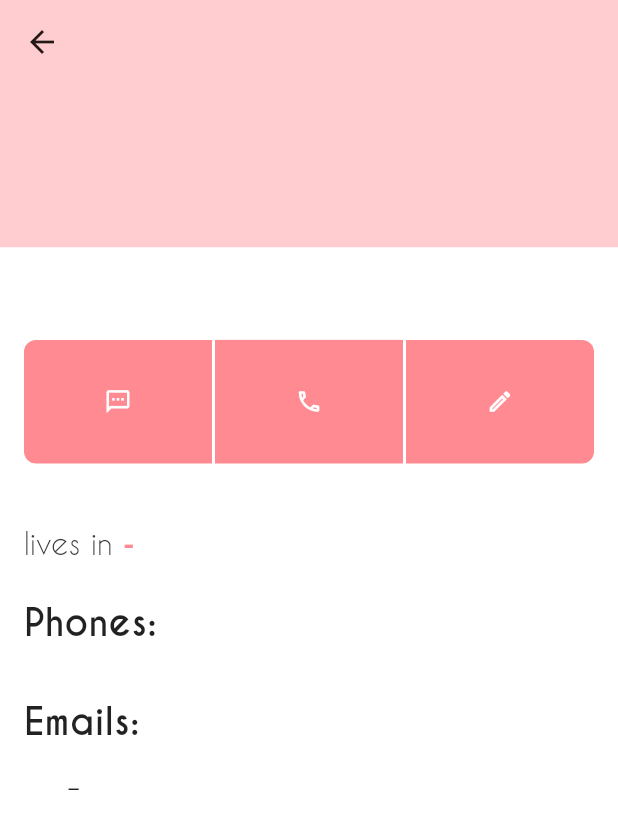
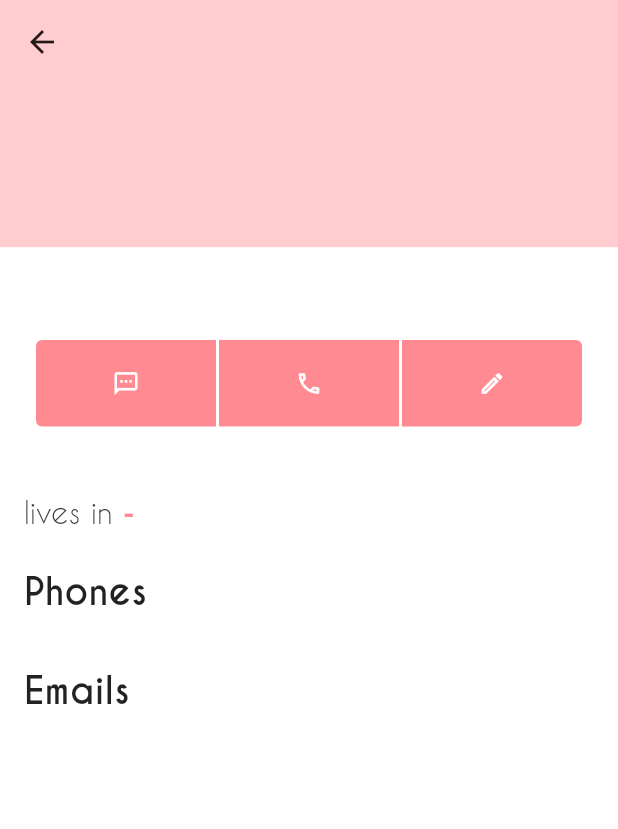
Before and after one commit to Soko9/dial_verse, a Flutter app: the Profile screen opened directly with empty values, on a phone screen of 412 x 824 dp. Shown: the top 829 px of the screen. Run offline on Flutter 3.47's test engine with Material 3 defaults, Android fonts, the phone set to English and light mode, and no system bars; our stand-ins replace contacts_service, flutter_slidable, fpdart, get, permission_handler.

Commit message:
fixed some issues and made code refactoring

```diff
--- a/lib/presentation/screens/add_update_contact_screen.dart
+++ b/lib/presentation/screens/add_update_contact_screen.dart
@@ -126,6 +126,11 @@ class _AddUpdateContactScreenState extends State<AddUpdateContactScreen> {
     }
   }
 
+  void deleteContact() {
+    controller.deleteContact(contact: widget.contact!);
+    clear();
+  }
+
   void clear() {
     setState(() {
       _prefix.clear();
@@ -155,10 +160,7 @@ class _AddUpdateContactScreenState extends State<AddUpdateContactScreen> {
                 Padding(
                   padding: const EdgeInsets.only(right: 8.0),
                   child: IconButton(
-                    onPressed: () {
-                      controller.deleteContact(contact: widget.contact!);
-                      clear();
-                    },
+                    onPressed: deleteContact,
                     icon: const Icon(
                       Icons.delete_outline,
                       color: AppPalette.red,
--- a/lib/presentation/screens/contacts_screen.dart
+++ b/lib/presentation/screens/contacts_screen.dart
@@ -52,6 +52,37 @@ class _ContactsScreenState extends State<ContactsScreen> {
     });
   }
 
+  void onSearchToggle() {
+    setState(() {
+      _isSearching = !_isSearching;
+      searchedContacts = controller.contacts;
+    });
+  }
+
+  void goToAddUpdateContact({
+    bool isUpdating = false,
+    DVContactEntity? contact,
+  }) {
+    Get.to(() => AddUpdateContactScreen(
+          isUpdating: isUpdating,
+          contact: contact,
+        ));
+  }
+
+  void goToProfile({required DVContactEntity contact}) {
+    Get.to(
+      () => Profile(
+        contact: contact,
+      ),
+    );
+  }
+
+  void onDelete({required DVContactEntity contact}) {
+    controller.deleteContact(
+      contact: contact,
+    );
+  }
+
   @override
   Widget build(BuildContext context) {
     return Scaffold(
@@ -62,22 +93,13 @@ class _ContactsScreenState extends State<ContactsScreen> {
         title: "Contacts",
         isSearchable: true,
         isSearching: _isSearching,
-        onSearch: (value) {
-          search(query: value.trim());
-        },
-        onSearchToggle: () {
-          setState(() {
-            _isSearching = !_isSearching;
-            searchedContacts = controller.contacts;
-          });
-        },
+        onSearch: (value) => search(query: value.trim()),
+        onSearchToggle: onSearchToggle,
         actions: [
           Padding(
             padding: const EdgeInsets.only(right: 8.0),
             child: IconButton(
-              onPressed: () {
-                Get.to(() => const AddUpdateContactScreen());
-              },
+              onPressed: goToAddUpdateContact,
               icon: const Icon(Icons.person_add_rounded, size: 28.0),
             ),
           ),
@@ -113,33 +135,20 @@ class _ContactsScreenState extends State<ContactsScreen> {
                       return ContactsTile(
                         index: index,
                         contact: searchedContacts[index],
-                        onPress: () {
-                          Get.to(
-                            () => Profile(
-                              contact: searchedContacts[index],
-                            ),
-                          );
-                        },
-                        onEdit: () {
-                          Get.to(
-                            () => AddUpdateContactScreen(
-                              isUpdating: true,
-                              contact: searchedContacts[index],
-                            ),
-                          );
-                        },
-                        onDelete: () {
-                          controller.deleteContact(
-                            contact: searchedContacts[index],
-                          );
-                        },
+                        onPress: () =>
+                            goToProfile(contact: searchedContacts[index]),
+                        onEdit: () => goToAddUpdateContact(
+                          isUpdating: true,
+                          contact: searchedContacts[index],
+                        ),
+                        onDelete: () =>
+                            onDelete(contact: searchedContacts[index]),
                       );
                     },
                   );
                 },
               ),
             ),
-            // const ActivityNavigator(),
           ],
         ),
       ),
--- a/lib/presentation/screens/profile.dart
+++ b/lib/presentation/screens/profile.dart
@@ -14,6 +14,31 @@ class Profile extends StatelessWidget {
     super.key,
     required this.contact,
   });
+
+  void onEdit() {
+    Get.to(
+      () => AddUpdateContactScreen(
+        isUpdating: true,
+        contact: contact,
+      ),
+    );
+  }
+
+  void onGeneralCall() {
+    // TODO
+  }
+
+  void onGeneralSms() {
+    // TODO
+  }
+
+  void onCall(String number) {
+    // TODO
+  }
+
+  void onSms(String number) {
+    // TODO
+  }
 
   @override
   Widget build(BuildContext context) {
@@ -32,118 +57,143 @@ class Profile extends StatelessWidget {
               height: size.height * 0.2,
               color: AppPalette.darkPrimary.withOpacity(0.3),
             ),
-            Positioned(
-              top: size.height * 0.12,
+            _name(size),
+            _actions(
+              size,
+              onGeneralSms,
+              onGeneralCall,
+              onEdit,
+            ),
+            _details(size),
+          ],
+        ),
+      ),
+    );
+  }
+
+  Positioned _details(Size size) {
+    return Positioned(
+      top: size.height * 0.4,
       left: AppDimensions.screenPadding,
-              right: AppDimensions.screenPadding,
+      right: 0,
       child: Column(
+        crossAxisAlignment: CrossAxisAlignment.start,
+        children: [
+          _address(),
+          const SizedBox(height: 24.0),
+          _section(
+            "Phones",
+            contact.phones,
+            onSms,
+            onCall,
+          ),
+          const SizedBox(height: 24.0),
+          _section(
+            "Emails",
+            contact.emails,
+            null,
+            null,
+          ),
+        ],
+      ),
+    );
+  }
+
+  Padding _section(
+    String title,
+    List<String?> items,
+    void Function(String number)? onSms,
+    void Function(String number)? onCall,
+  ) {
+    final bool isPhoneSection = title == "Phones";
+    return Padding(
+      padding: const EdgeInsets.only(right: AppDimensions.screenPadding),
+      child: Column(
+        crossAxisAlignment: CrossAxisAlignment.start,
         children: [
           Text(
-                    contact.prefix ?? "-",
-                    textAlign: TextAlign.center,
+            title,
             style: const TextStyle(
-                      fontSize: 18.0,
+              fontSize: 24.0,
               fontWeight: FontWeight.bold,
             ),
           ),
-                  FittedBox(
-                    fit: BoxFit.cover,
+          const SizedBox(height: 8.0),
+          ...items.map(
+            (i) => Row(
+              children: [
+                const Icon(
+                  Icons.arrow_right_alt_rounded,
+                  color: AppPalette.transparent,
+                ),
+                const SizedBox(width: 4.0),
+                Expanded(
+                  child: Container(
+                    padding: isPhoneSection
+                        ? const EdgeInsets.only(left: 8.0)
+                        : const EdgeInsets.all(12.0),
+                    margin: const EdgeInsets.symmetric(vertical: 4.0),
+                    decoration: BoxDecoration(
+                      color: AppPalette.darkPrimary.withOpacity(0.3),
+                      borderRadius: BorderRadius.circular(4.0),
+                    ),
+                    child: Row(
+                      children: [
+                        Expanded(
                           child: Text(
-                      contact.displayName,
-                      textAlign: TextAlign.center,
-                      style: const TextStyle(
-                        fontSize: 24.0,
-                        fontWeight: FontWeight.bold,
+                            i!,
+                            style: TextStyle(
+                              fontSize: isPhoneSection ? 16.0 : 20.0,
+                            ),
+                          ),
+                        ),
+                        if (isPhoneSection)
+                          Row(
+                            children: [
+                              IconButton(
+                                onPressed: () => onSms!(i),
+                                padding: EdgeInsets.zero,
+                                icon: const Icon(
+                                  Icons.sms_outlined,
+                                ),
+                                iconSize: 18.0,
+                              ),
+                              Container(
+                                margin: const EdgeInsets.only(left: 12.0),
+                                padding: const EdgeInsets.all(6.0),
+                                decoration: BoxDecoration(
+                                  border: Border(
+                                    left: BorderSide(
+                                      width: 1.0,
+                                      color: AppPalette.black.withOpacity(0.5),
+                                    ),
+                                  ),
+                                ),
+                                child: IconButton(
+                                  onPressed: () => onCall!(i),
+                                  padding: EdgeInsets.zero,
+                                  icon: const Icon(
+                                    Icons.phone_outlined,
+                                  ),
+                                  iconSize: 18.0,
+                                ),
+                              ),
+                            ],
+                          ),
+                      ],
                     ),
                   ),
                 ),
               ],
             ),
           ),
-            Positioned(
-              top: size.height * 0.275,
-              left: AppDimensions.screenPadding,
-              right: AppDimensions.screenPadding,
-              child: Row(
-                children: [
-                  Expanded(
-                    child: GestureDetector(
-                      child: Container(
-                        height: size.height * 0.1,
-                        decoration: BoxDecoration(
-                          color: AppPalette.darkPrimary.withOpacity(0.7),
-                          borderRadius: const BorderRadius.only(
-                            topLeft: Radius.circular(8.0),
-                            bottomLeft: Radius.circular(8.0),
-                          ),
-                        ),
-                        child: const Center(
-                          child: Icon(
-                            Icons.sms_outlined,
-                            color: AppPalette.white,
-                            size: AppDimensions.iconSize,
-                          ),
-                        ),
-                      ),
-                    ),
-                  ),
-                  const SizedBox(width: 2.0),
-                  Expanded(
-                    child: GestureDetector(
-                      child: Container(
-                        height: size.height * 0.1,
-                        color: AppPalette.darkPrimary.withOpacity(0.7),
-                        child: const Center(
-                          child: Icon(
-                            Icons.call_outlined,
-                            color: AppPalette.white,
-                            size: AppDimensions.iconSize,
-                          ),
-                        ),
-                      ),
-                    ),
-                  ),
-                  const SizedBox(width: 2.0),
-                  Expanded(
-                    child: GestureDetector(
-                      onTap: () {
-                        Get.to(
-                          () => AddUpdateContactScreen(
-                            isUpdating: true,
-                            contact: contact,
+        ],
       ),
     );
-                      },
-                      child: Container(
-                        height: size.height * 0.1,
-                        decoration: BoxDecoration(
-                          color: AppPalette.darkPrimary.withOpacity(0.7),
-                          borderRadius: const BorderRadius.only(
-                            topRight: Radius.circular(8.0),
-                            bottomRight: Radius.circular(8.0),
-                          ),
-                        ),
-                        child: const Center(
-                          child: Icon(
-                            Icons.edit_outlined,
-                            color: AppPalette.white,
-                            size: AppDimensions.iconSize,
-                          ),
-                        ),
-                      ),
-                    ),
-                  ),
-                ],
-              ),
-            ),
-            Positioned(
-              top: size.height * 0.425,
-              left: AppDimensions.screenPadding,
-              right: 0,
-              child: Column(
-                crossAxisAlignment: CrossAxisAlignment.start,
-                children: [
-                  RichText(
+  }
+
+  RichText _address() {
+    return RichText(
       text: TextSpan(
         text: "lives in ",
         style: const TextStyle(
@@ -161,140 +211,116 @@ class Profile extends StatelessWidget {
           ),
         ],
       ),
-                  ),
-                  const SizedBox(height: 24.0),
-                  Padding(
-                    padding: const EdgeInsets.only(
-                        right: AppDimensions.screenPadding),
-                    child: Column(
-                      crossAxisAlignment: CrossAxisAlignment.start,
-                      children: [
-                        const Text(
-                          "Phones:",
-                          style: TextStyle(
-                            fontSize: 24.0,
-                            fontWeight: FontWeight.bold,
-                          ),
-                        ),
-                        const SizedBox(height: 8.0),
-                        ...contact.phones.map(
-                          (p) => Row(
-                            children: [
-                              const Icon(
-                                Icons.arrow_right_alt_rounded,
-                                color: AppPalette.transparent,
-                              ),
-                              const SizedBox(width: 4.0),
-                              Expanded(
-                                child: Container(
-                                  padding: const EdgeInsets.all(6.0),
-                                  margin:
-                                      const EdgeInsets.symmetric(vertical: 4.0),
-                                  decoration: BoxDecoration(
-                                    color:
-                                        AppPalette.darkPrimary.withOpacity(0.3),
-                                    borderRadius: BorderRadius.circular(4.0),
-                                  ),
+    );
+  }
+
+  Positioned _actions(
+    Size size,
+    VoidCallback? onSms,
+    VoidCallback? onCall,
+    VoidCallback? onEdit,
+  ) {
+    return Positioned(
+      top: size.height * 0.275,
+      left: AppDimensions.screenPadding * 1.5,
+      right: AppDimensions.screenPadding * 1.5,
       child: Row(
         children: [
           Expanded(
-                                        child: Text(p!),
-                                      ),
-                                      const Row(
-                                        children: [
-                                          Icon(
-                                            Icons.sms_outlined,
-                                            size: 16.0,
-                                          ),
-                                          Padding(
-                                            padding: EdgeInsets.only(
-                                              left: 12.0,
-                                              right: 8.0,
-                                            ),
-                                            child: Icon(
-                                              Icons.phone_outlined,
-                                              size: 16.0,
+            child: GestureDetector(
+              onTap: onSms,
+              child: Container(
+                height: size.height * 0.07,
+                decoration: BoxDecoration(
+                  color: AppPalette.darkPrimary.withOpacity(0.7),
+                  borderRadius: const BorderRadius.only(
+                    topLeft: Radius.circular(4.0),
+                    bottomLeft: Radius.circular(4.0),
                   ),
                 ),
-                                        ],
+                child: const Center(
+                  child: Icon(
+                    Icons.sms_outlined,
+                    color: AppPalette.white,
+                    size: AppDimensions.iconSize,
                   ),
-                                    ],
+                ),
+              ),
+            ),
+          ),
+          const SizedBox(width: 2.0),
+          Expanded(
+            child: GestureDetector(
+              onTap: onCall,
+              child: Container(
+                height: size.height * 0.07,
+                color: AppPalette.darkPrimary.withOpacity(0.7),
+                child: const Center(
+                  child: Icon(
+                    Icons.call_outlined,
+                    color: AppPalette.white,
+                    size: AppDimensions.iconSize,
+                  ),
+                ),
+              ),
+            ),
+          ),
+          const SizedBox(width: 2.0),
+          Expanded(
+            child: GestureDetector(
+              onTap: onEdit,
+              child: Container(
+                height: size.height * 0.07,
+                decoration: BoxDecoration(
+                  color: AppPalette.darkPrimary.withOpacity(0.7),
+                  borderRadius: const BorderRadius.only(
+                    topRight: Radius.circular(4.0),
+                    bottomRight: Radius.circular(4.0),
+                  ),
+                ),
+                child: const Center(
+                  child: Icon(
+                    Icons.edit_outlined,
+                    color: AppPalette.white,
+                    size: AppDimensions.iconSize,
+                  ),
+                ),
               ),
             ),
           ),
         ],
       ),
-                        ),
-                      ],
-                    ),
-                  ),
-                  const SizedBox(height: 24.0),
-                  Padding(
-                    padding: const EdgeInsets.only(
-                        right: AppDimensions.screenPadding),
+    );
+  }
+
+  Positioned _name(Size size) {
+    return Positioned(
+      top: size.height * 0.13,
+      left: AppDimensions.screenPadding * 0.5,
+      right: AppDimensions.screenPadding * 0.5,
       child: Column(
-                      crossAxisAlignment: CrossAxisAlignment.start,
         children: [
-                        const Text(
-                          "Emails:",
-                          style: TextStyle(
-                            fontSize: 24.0,
+          Text(
+            contact.prefix ?? "-",
+            textAlign: TextAlign.center,
+            style: const TextStyle(
+              fontSize: 18.0,
               fontWeight: FontWeight.bold,
             ),
           ),
-                        const SizedBox(height: 8.0),
-                        contact.emails.isEmpty
-                            ? const Row(
-                                children: [
-                                  Icon(
-                                    Icons.arrow_right_alt_rounded,
-                                    color: AppPalette.transparent,
+          FittedBox(
+            fit: BoxFit.cover,
+            child: Text(
+              contact.displayName,
+              textAlign: TextAlign.center,
+              style: const TextStyle(
+                fontSize: 28.0,
+                fontWeight: FontWeight.bold,
               ),
-                                  SizedBox(width: 4.0),
-                                  Text(
-                                    "-",
-                                    style: TextStyle(fontSize: 24.0),
-                                  ),
-                                ],
-                              )
-                            : Column(
-                                children: [
-                                  ...contact.emails.map(
-                                    (e) => Row(
-                                      children: [
-                                        const Icon(
-                                          Icons.arrow_right_alt_rounded,
-                                          color: AppPalette.transparent,
-                                        ),
-                                        const SizedBox(width: 4.0),
-                                        Expanded(
-                                          child: Container(
-                                            padding: const EdgeInsets.all(6.0),
-                                            margin: const EdgeInsets.symmetric(
-                                                vertical: 4.0),
-                                            decoration: BoxDecoration(
-                                              color: AppPalette.darkPrimary
-                                                  .withOpacity(0.3),
-                                              borderRadius:
-                                                  BorderRadius.circular(4.0),
-                                            ),
-                                            child: Text(e!),
             ),
           ),
         ],
       ),
-                                  ),
-                                ],
-                              ),
-                      ],
-                    ),
-                  ),
-                ],
-              ),
-            ),
-          ],
-        ),
-      ),
     );
   }
 }
```
Also changed, not shown: lib/presentation/screens/activity_screen.dart (+0 -19 lines). Lines whose indentation alone changed are shown as unchanged.
